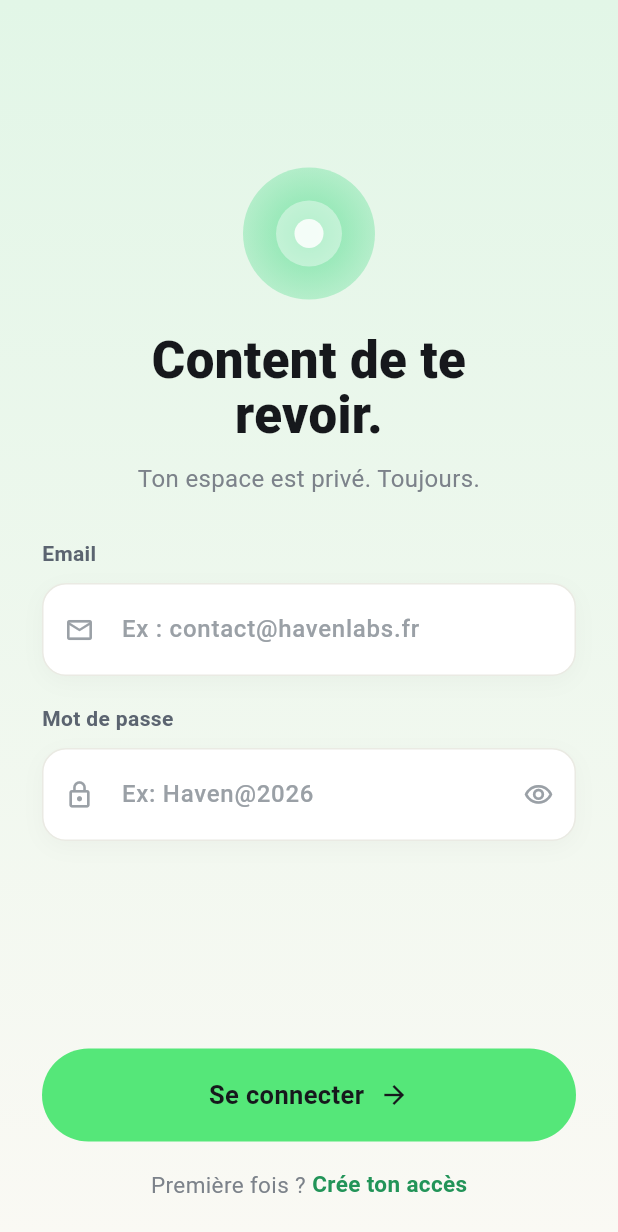
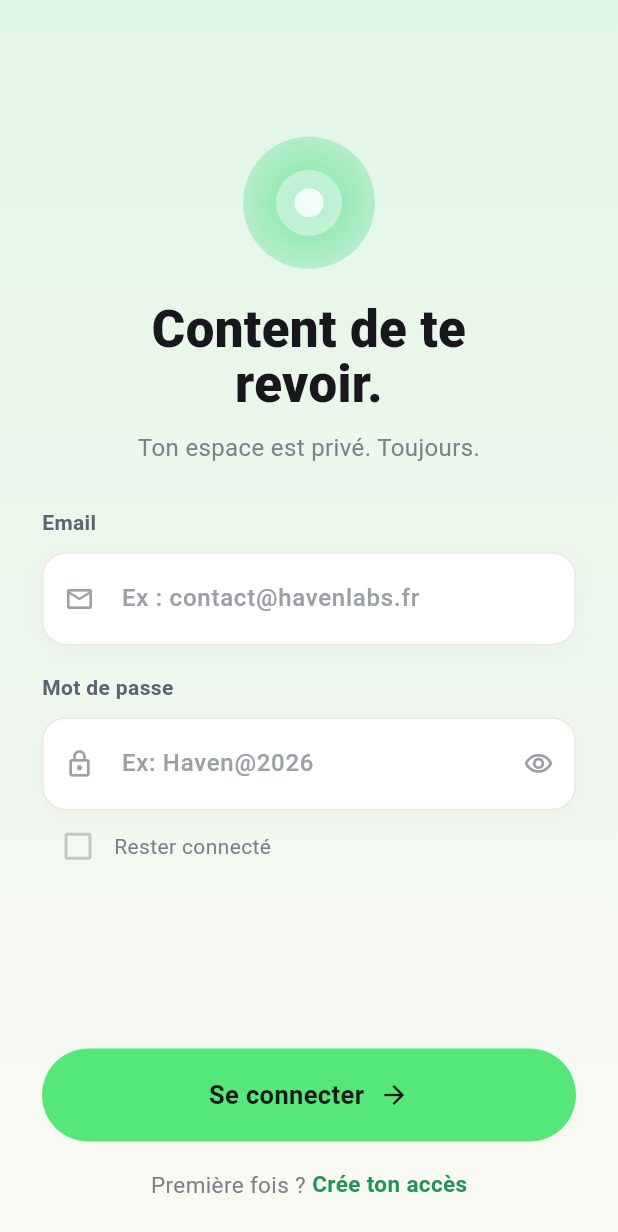
Before and after one commit to Alistair31/Portfolio-Project, a Flutter app: the screen it shows after launch, on a phone screen of 412 x 824 dp. Shown: the top 1232 px of the screen. Run offline on Flutter 3.47's test engine with Material 3 defaults, Android fonts, the phone set to English and light mode, and no system bars.

Commit message:
feat: add "Rester connecté" checkbox to login page for user session persistence

```diff
--- a/haven_app/lib/pages/authentification/login_page.dart
+++ b/haven_app/lib/pages/authentification/login_page.dart
@@ -15,7 +15,7 @@ class LoginPage extends StatefulWidget {
 
 class _LoginPageState extends State<LoginPage> {
   bool _obscurePassword = true;
-
+  bool _checkbox = false;
   @override
   void dispose() {
     super.dispose();
@@ -95,6 +95,28 @@ class _LoginPageState extends State<LoginPage> {
                               ),
                             ),
                           ),
+                          //Rester connecté
+                          Row(
+                            mainAxisAlignment: MainAxisAlignment.start,
+                            children: [
+                              Checkbox(
+                                value: _checkbox,
+                                onChanged: (value) {
+                                  setState(() {
+                                    _checkbox = value ?? false;
+                                  });
+                                },
+                                activeColor: AppColors.textGreen,
+                              ),
+                              const Text(
+                                'Rester connecté',
+                                style: TextStyle(
+                                  fontSize: 14,
+                                  color: AppColors.textMuted,
+                                ),
+                              ),
+                            ],
+                          ),
                           const Spacer(flex: 4),
                           PrimaryButton(
                             label: 'Se connecter',
```
